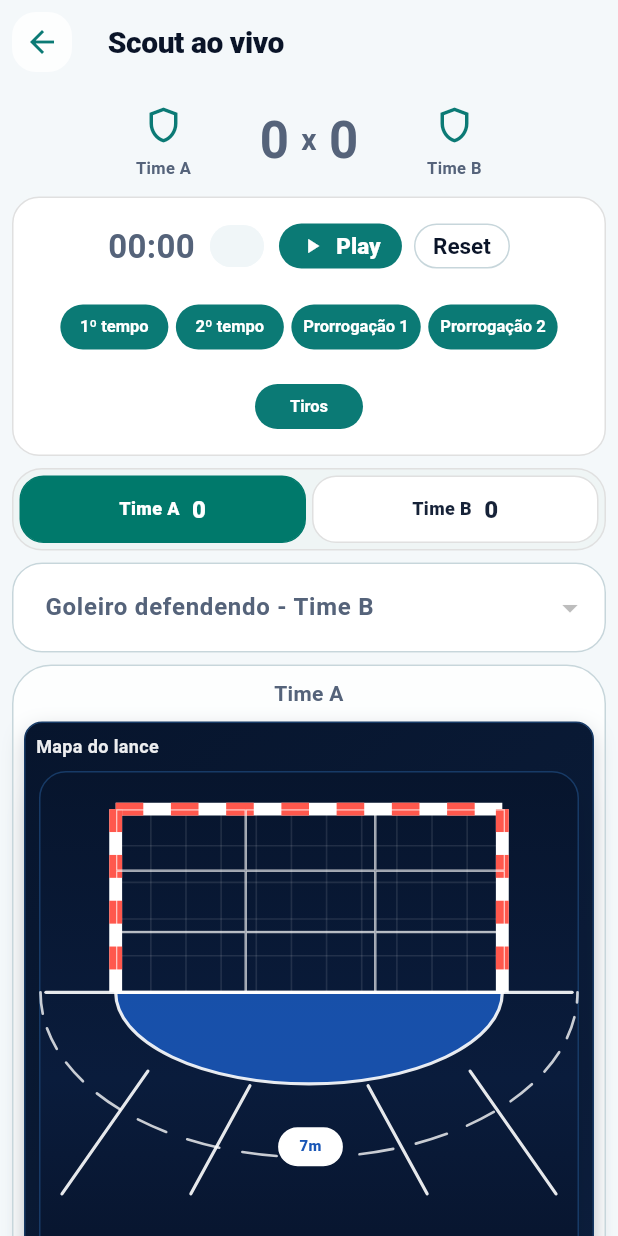
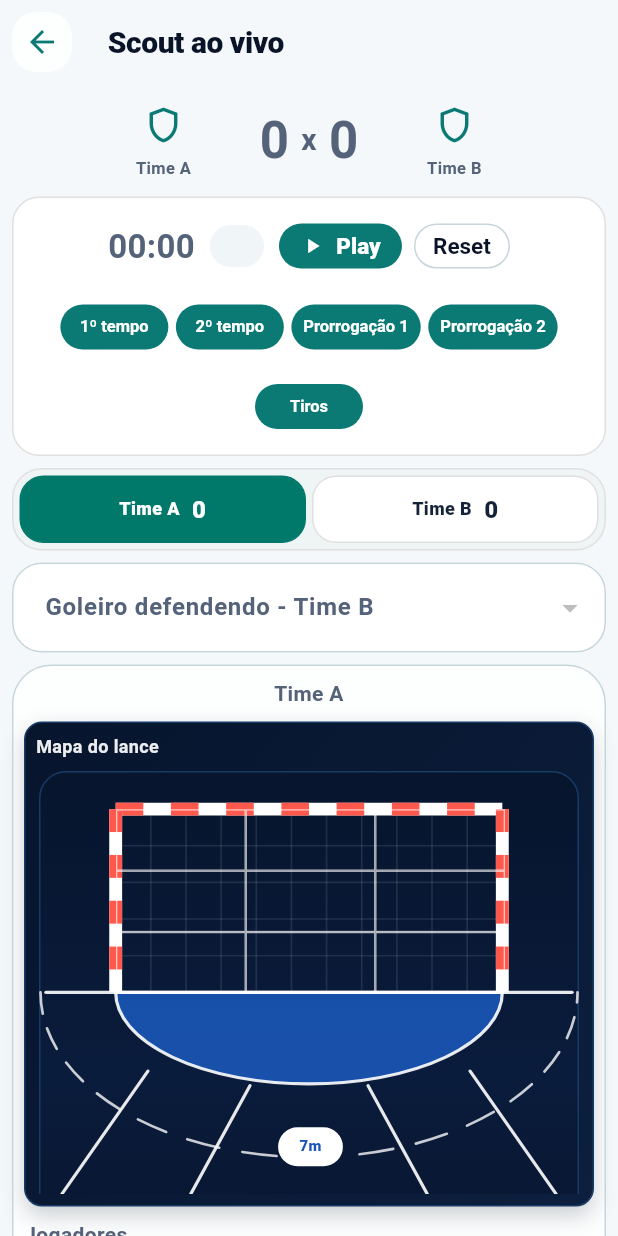
Before and after one commit to luzass/handbrasilstats, a Flutter app: the LiveScoutPage screen opened directly with empty values, on a phone screen of 412 x 824 dp. Run offline on Flutter 3.47's test engine with Material 3 defaults, Android fonts, the phone set to English and light mode, and no system bars; our stand-ins replace file_picker, flutter_dotenv, flutter_riverpod, supabase_flutter; accounts and stored records are empty.

Commit message:
Corta mapa do scout no fim das linhas laterais

```diff
--- a/lib/widgets/scout_lance_map_selector.dart
+++ b/lib/widgets/scout_lance_map_selector.dart
@@ -142,6 +142,10 @@ class ScoutLanceMapSelector extends StatelessWidget {
   @override
   Widget build(BuildContext context) {
     return RepaintBoundary(
+      child: ClipRect(
+        child: Align(
+          alignment: Alignment.topCenter,
+          heightFactor: bottomY,
           child: AspectRatio(
             aspectRatio: _boardAspectRatio,
             child: LayoutBuilder(
@@ -185,6 +189,8 @@ class ScoutLanceMapSelector extends StatelessWidget {
                   ),
                 );
               },
+            ),
+          ),
         ),
       ),
     );
```
Lines whose indentation alone changed are shown as unchanged.
